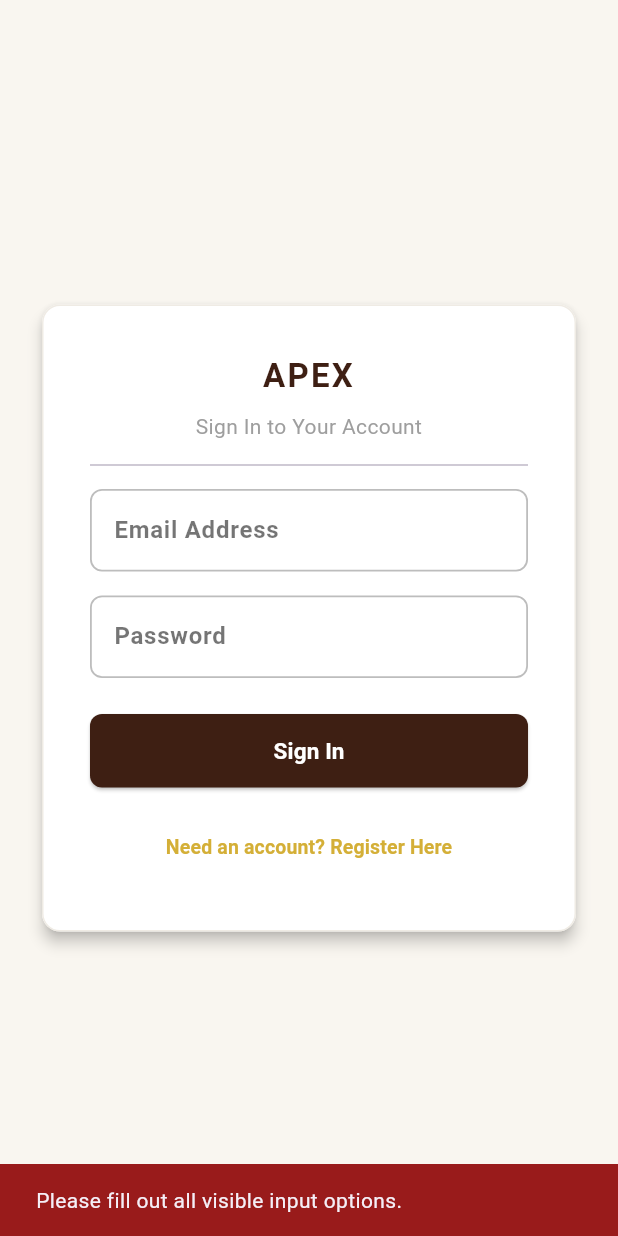
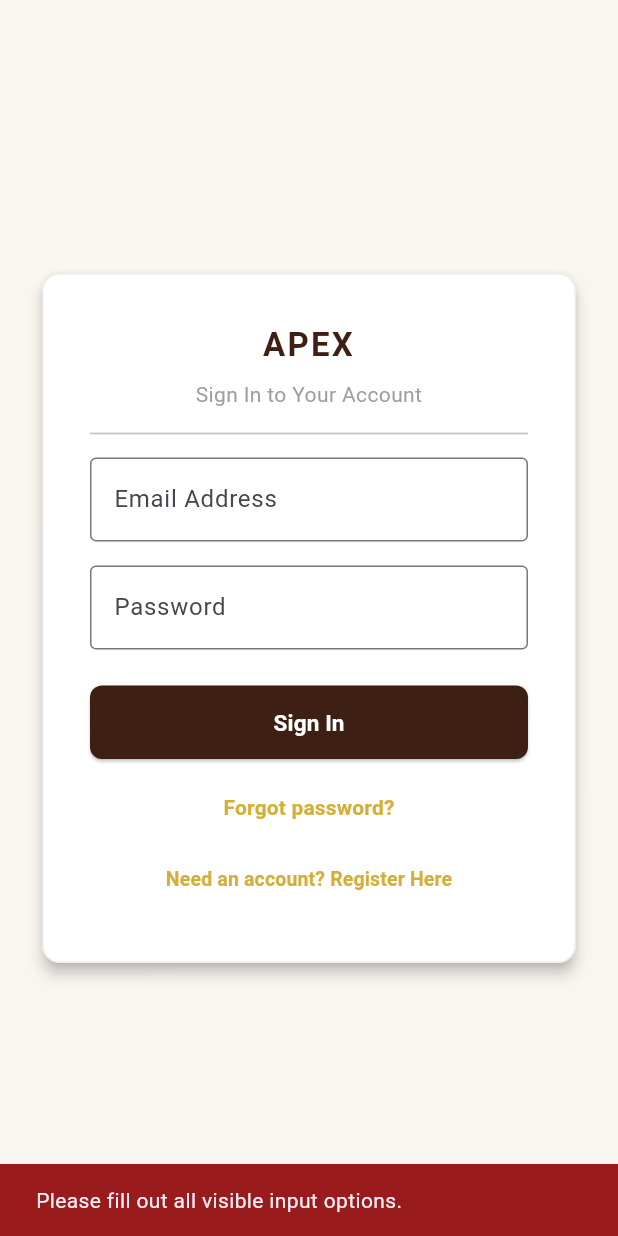
Before and after one commit to nicholaswittle/apex, a Flutter app: the screen it shows after launch, after a tap on "Sign In", on a phone screen of 412 x 824 dp. Run offline on Flutter 3.47's test engine with Material 3 defaults, Android fonts, the phone set to English and light mode, and no system bars; our stand-ins replace firebase_core, firebase_messaging, shared_preferences, supabase_flutter; missing offline and left inert: dart:html, flutter_stripe; accounts and stored records are empty; network calls fail.

Commit message:
Fix launch blockers: dates, RLS, auth, swaps, and billing
- Add shift_date/task_date columns and migrate app queries off day_num
- Harden Supabase RLS with org-scoped policies and owner-only writes
- Fix swap claims with claimed_by and correct approval assignment
- Load roles from profiles table; add owner bootstrap and invite signup
- Fix logout to call signOut; persist tutorial dismissal
- Protect subscription_status via RPCs instead of client updates
- Vendor wisense_ui locally and remove broken monorepo path deps

Co-authored-by: nicholas Ryan wittle <nicholaswittle@users.noreply.github.com>

```diff
--- a/lib/auth_page.dart
+++ b/lib/auth_page.dart
@@ -2,7 +2,9 @@ import 'package:flutter/material.dart';
 import 'package:supabase_flutter/supabase_flutter.dart';
 import 'package:apex/theme.dart';
 import 'core/push_notification_service.dart';
+import 'core/profile_service.dart';
 import 'calendar_page.dart';
+import 'setup_page.dart';
 
 class AuthPage extends StatefulWidget {
   const AuthPage({super.key});
@@ -15,30 +17,76 @@ class _AuthPageState extends State<AuthPage> {
   final _emailController = TextEditingController();
   final _passwordController = TextEditingController();
   final _nameController = TextEditingController();
+  final _inviteCodeController = TextEditingController();
 
   bool _isSignUp = false;
   bool _isLoading = false;
+  bool _needsOwnerSetup = false;
   final _supabase = Supabase.instance.client;
+
+  @override
+  void initState() {
+    super.initState();
+    _checkOwnerSetup();
+  }
+
+  Future<void> _checkOwnerSetup() async {
+    if (!mounted) return;
+    final hasOwner = await ProfileService.hasOwnerAccount();
+    if (!mounted) return;
+    setState(() => _needsOwnerSetup = !hasOwner);
+  }
 
   @override
   void dispose() {
     _emailController.dispose();
     _passwordController.dispose();
     _nameController.dispose();
+    _inviteCodeController.dispose();
     super.dispose();
   }
 
   void _showBanner(String msg, Color bg) {
-    ScaffoldMessenger.of(context).showSnackBar(SnackBar(content: Text(msg), backgroundColor: bg));
+    ScaffoldMessenger.of(context).showSnackBar(
+      SnackBar(content: Text(msg), backgroundColor: bg),
+    );
+  }
+
+  Future<void> _navigateToCalendar() async {
+    final profile = await ProfileService.loadCurrentProfile();
+    if (profile == null || !mounted) {
+      _showBanner('Profile not found. Contact your manager.', UniversalTheme.alertRed);
+      return;
+    }
+
+    await PushNotificationService.syncTokenForCurrentUser();
+    if (!mounted) return;
+
+    Navigator.pushReplacement(
+      context,
+      MaterialPageRoute(
+        builder: (context) => CalendarPage(
+          userEmail: profile.email,
+          userName: profile.name,
+          userRole: profile.role,
+        ),
+      ),
+    );
   }
 
   Future<void> _handleSubmit() async {
     final email = _emailController.text.trim();
     final password = _passwordController.text.trim();
     final name = _nameController.text.trim();
+    final inviteCode = _inviteCodeController.text.trim();
 
     if (email.isEmpty || password.isEmpty || (_isSignUp && name.isEmpty)) {
       _showBanner('Please fill out all visible input options.', UniversalTheme.alertRed);
+      return;
+    }
+
+    if (_isSignUp && !_needsOwnerSetup && inviteCode.isEmpty) {
+      _showBanner('Enter your organization invite code to register.', UniversalTheme.alertRed);
       return;
     }
 
@@ -46,60 +94,59 @@ class _AuthPageState extends State<AuthPage> {
 
     try {
       if (_isSignUp) {
-        final response = await _supabase.auth.signUp(
+        final metadata = <String, dynamic>{
+          'name': name,
+          if (_needsOwnerSetup) 'bootstrap_owner': true,
+          if (inviteCode.isNotEmpty) 'invite_code': inviteCode,
+        };
+
+        await _supabase.auth.signUp(
           email: email,
           password: password,
-          data: {
-            'name': name,
-            'role': 'Staff',
-          },
+          data: metadata,
         );
 
-        if (response.user != null) {
-          await _supabase.from('profiles').insert({
-            'id': response.user!.id,
-            'email': email,
-            'name': name,
-            'role': 'Staff',
-            'first_time_login': true,
-          });
-
-          _showBanner('Registration successful! Logging you in...', Colors.green);
-        }
+        _showBanner('Registration successful! Logging you in...', Colors.green);
       }
 
-      final authResponse = await _supabase.auth.signInWithPassword(
+      await _supabase.auth.signInWithPassword(
         email: email,
         password: password,
       );
 
-      if (authResponse.session != null && mounted) {
-        String finalName = authResponse.user!.userMetadata?['name'] ?? 'Team Member';
-        String finalRole = authResponse.user!.userMetadata?['role'] ?? 'Staff';
-
-        await PushNotificationService.syncTokenForCurrentUser();
-
-        if (!mounted) return;
-        Navigator.pushReplacement(
-          context,
-          MaterialPageRoute(
-            builder: (context) => CalendarPage(
-              userEmail: email,
-              userName: finalName,
-              userRole: finalRole,
-            ),
-          ),
-        );
-      }
+      await _navigateToCalendar();
     } catch (e) {
-      _showBanner('Authentication Error: $e', UniversalTheme.alertRed);
+      _showBanner('Authentication failed. Check your credentials and try again.', UniversalTheme.alertRed);
     } finally {
       if (mounted) setState(() => _isLoading = false);
     }
   }
 
+  Future<void> _handlePasswordReset() async {
+    final email = _emailController.text.trim();
+    if (email.isEmpty) {
+      _showBanner('Enter your email address first.', UniversalTheme.alertRed);
+      return;
+    }
+
+    try {
+      await _supabase.auth.resetPasswordForEmail(email);
+      _showBanner('Password reset email sent.', Colors.green);
+    } catch (_) {
+      _showBanner('Could not send reset email. Try again later.', UniversalTheme.alertRed);
+    }
+  }
+
   @override
   Widget build(BuildContext context) {
+    if (_needsOwnerSetup) {
+      return SetupPage(
+        onOwnerCreated: () {
+          setState(() => _needsOwnerSetup = false);
+        },
+      );
+    }
+
     return Scaffold(
       backgroundColor: const Color(0xFFF9F6F0),
       body: Center(
@@ -135,76 +182,42 @@ class _AuthPageState extends State<AuthPage> {
                     style: const TextStyle(fontSize: 14, color: Colors.grey),
                   ),
                   const Divider(height: 32, thickness: 1.2),
-
                   if (_isSignUp) ...[
                     TextField(
                       controller: _nameController,
-                      style: const TextStyle(color: Color(0xFF2D2D2D), fontSize: 15, fontWeight: FontWeight.w500),
-                      decoration: InputDecoration(
+                      decoration: const InputDecoration(
                         labelText: 'Your Name',
-                        labelStyle: const TextStyle(color: Colors.black54, fontWeight: FontWeight.w600),
-                        hintText: 'Enter your first name...',
-                        hintStyle: const TextStyle(color: Colors.black38),
-                        filled: true,
-                        fillColor: Colors.white,
-                        enabledBorder: OutlineInputBorder(
-                          borderSide: BorderSide(color: Colors.grey.shade400, width: 1.2),
-                          borderRadius: BorderRadius.circular(8),
-                        ),
-                        focusedBorder: OutlineInputBorder(
-                          borderSide: const BorderSide(color: Color(0xFFD4AF37), width: 2),
-                          borderRadius: BorderRadius.circular(8),
-                        ),
+                        border: OutlineInputBorder(),
+                      ),
+                    ),
+                    const SizedBox(height: 16),
+                    TextField(
+                      controller: _inviteCodeController,
+                      decoration: const InputDecoration(
+                        labelText: 'Organization Invite Code',
+                        hintText: 'Required for staff registration',
+                        border: OutlineInputBorder(),
                       ),
                     ),
                     const SizedBox(height: 16),
                   ],
-
                   TextField(
                     controller: _emailController,
-                    style: const TextStyle(color: Color(0xFF2D2D2D), fontSize: 15, fontWeight: FontWeight.w500),
-                    decoration: InputDecoration(
+                    decoration: const InputDecoration(
                       labelText: 'Email Address',
-                      labelStyle: const TextStyle(color: Colors.black54, fontWeight: FontWeight.w600),
-                      hintText: 'username@example.com',
-                      hintStyle: const TextStyle(color: Colors.black38),
-                      filled: true,
-                      fillColor: Colors.white,
-                      enabledBorder: OutlineInputBorder(
-                        borderSide: BorderSide(color: Colors.grey.shade400, width: 1.2),
-                        borderRadius: BorderRadius.circular(8),
-                      ),
-                      focusedBorder: OutlineInputBorder(
-                        borderSide: const BorderSide(color: Color(0xFFD4AF37), width: 2),
-                        borderRadius: BorderRadius.circular(8),
-                      ),
+                      border: OutlineInputBorder(),
                     ),
                   ),
                   const SizedBox(height: 16),
-
                   TextField(
                     controller: _passwordController,
                     obscureText: true,
-                    style: const TextStyle(color: Color(0xFF2D2D2D), fontSize: 15, fontWeight: FontWeight.w500),
-                    decoration: InputDecoration(
+                    decoration: const InputDecoration(
                       labelText: 'Password',
-                      labelStyle: const TextStyle(color: Colors.black54, fontWeight: FontWeight.w600),
-                      hintText: 'Enter your password...',
-                      hintStyle: const TextStyle(color: Colors.black38),
-                      filled: true,
-                      fillColor: Colors.white,
-                      enabledBorder: OutlineInputBorder(
-                        borderSide: BorderSide(color: Colors.grey.shade400, width: 1.2),
-                        borderRadius: BorderRadius.circular(8),
-                      ),
-                      focusedBorder: OutlineInputBorder(
-                        borderSide: const BorderSide(color: Color(0xFFD4AF37), width: 2),
-                        borderRadius: BorderRadius.circular(8),
-                      ),
+                      border: OutlineInputBorder(),
                     ),
                   ),
                   const SizedBox(height: 24),
-
                   ElevatedButton(
                     onPressed: _isLoading ? null : _handleSubmit,
                     style: ElevatedButton.styleFrom(
@@ -213,11 +226,29 @@ class _AuthPageState extends State<AuthPage> {
                       shape: RoundedRectangleBorder(borderRadius: BorderRadius.circular(8)),
                     ),
                     child: _isLoading
-                        ? const SizedBox(height: 20, width: 20, child: CircularProgressIndicator(color: Colors.white, strokeWidth: 2))
-                        : const Text('Sign In', style: TextStyle(color: Colors.white, fontWeight: FontWeight.bold, fontSize: 15)),
+                        ? const SizedBox(
+                            height: 20,
+                            width: 20,
+                            child: CircularProgressIndicator(color: Colors.white, strokeWidth: 2),
+                          )
+                        : Text(
+                            _isSignUp ? 'Create Account' : 'Sign In',
+                            style: const TextStyle(
+                              color: Colors.white,
+                              fontWeight: FontWeight.bold,
+                              fontSize: 15,
+                            ),
+                          ),
                   ),
-                  const SizedBox(height: 16),
-
+                  const SizedBox(height: 8),
+                  if (!_isSignUp)
+                    TextButton(
+                      onPressed: _handlePasswordReset,
+                      child: const Text(
+                        'Forgot password?',
+                        style: TextStyle(color: Color(0xFFD4AF37), fontWeight: FontWeight.w600),
+                      ),
+                    ),
                   TextButton(
                     onPressed: () => setState(() => _isSignUp = !_isSignUp),
                     child: Text(
--- /dev/null
+++ b/lib/core/profile_service.dart
@@ -0,0 +1,29 @@
+import 'package:supabase_flutter/supabase_flutter.dart';
+
+class ProfileService {
+  static final _client = Supabase.instance.client;
+
+  static Future<({String email, String name, String role})?> loadCurrentProfile() async {
+    final userId = _client.auth.currentUser?.id;
+    if (userId == null) return null;
+
+    final data = await _client
+        .from('profiles')
+        .select('email, name, role')
+        .eq('id', userId)
+        .maybeSingle();
+
+    if (data == null) return null;
+
+    return (
+      email: data['email'] as String? ?? _client.auth.currentUser?.email ?? '',
+      name: data['name'] as String? ?? 'Team Member',
+      role: data['role'] as String? ?? 'Staff',
+    );
+  }
+
+  static Future<bool> hasOwnerAccount() async {
+    final result = await _client.rpc('apex_has_owner');
+    return result == true;
+  }
+}
--- a/lib/main.dart
+++ b/lib/main.dart
@@ -1,10 +1,11 @@
 import 'package:flutter/material.dart';
 import 'package:supabase_flutter/supabase_flutter.dart';
 import 'package:flutter_stripe/flutter_stripe.dart';
+import 'auth_page.dart';
 import 'calendar_page.dart';
-import 'auth_page.dart';
 import 'core/app_config.dart';
 import 'core/firebase_bootstrap.dart';
+import 'core/profile_service.dart';
 
 void main() async {
   WidgetsFlutterBinding.ensureInitialized();
@@ -26,46 +27,73 @@ void main() async {
 
   await FirebaseBootstrap.initialize();
 
-  final session = AppConfig.hasSupabase
-      ? Supabase.instance.client.auth.currentSession
-      : null;
-
-  runApp(MyApp(initialSession: session));
+  runApp(const MyApp());
 }
 
 class MyApp extends StatelessWidget {
-  final Session? initialSession;
-  const MyApp({super.key, this.initialSession});
+  const MyApp({super.key});
 
   @override
   Widget build(BuildContext context) {
-    String email = '';
-    String name = 'Team Member';
-    String role = 'Staff';
-
-    if (initialSession != null) {
-      email = initialSession!.user.email ?? '';
-      final meta = initialSession!.user.userMetadata;
-      if (meta != null) {
-        name = meta['userName'] ?? meta['name'] ?? meta['display_name'] ?? 'Team Member';
-        role = meta['userRole'] ?? meta['role'] ?? 'Staff';
-      }
-    }
-
     return MaterialApp(
       title: 'Apex',
       debugShowCheckedModeBanner: false,
       theme: ThemeData(
         brightness: Brightness.light,
-        scaffoldBackgroundColor: const Color(0xFFF9F6F0), // Matches your light card background style
+        scaffoldBackgroundColor: const Color(0xFFF9F6F0),
       ),
-      home: initialSession != null
-          ? CalendarPage(
-              userEmail: email,
-              userName: name,
-              userRole: role,
-            )
-          : const AuthPage(),
+      home: const _AuthGate(),
     );
   }
 }
+
+class _AuthGate extends StatefulWidget {
+  const _AuthGate();
+
+  @override
+  State<_AuthGate> createState() => _AuthGateState();
+}
+
+class _AuthGateState extends State<_AuthGate> {
+  @override
+  void initState() {
+    super.initState();
+    Supabase.instance.client.auth.onAuthStateChange.listen((_) {
+      if (mounted) setState(() {});
+    });
+  }
+
+  @override
+  Widget build(BuildContext context) {
+    if (!AppConfig.hasSupabase) {
+      return const AuthPage();
+    }
+
+    final session = Supabase.instance.client.auth.currentSession;
+    if (session == null) {
+      return const AuthPage();
+    }
+
+    return FutureBuilder(
+      future: ProfileService.loadCurrentProfile(),
+      builder: (context, snapshot) {
+        if (snapshot.connectionState != ConnectionState.done) {
+          return const Scaffold(
+            body: Center(child: CircularProgressIndicator()),
+          );
+        }
+
+        final profile = snapshot.data;
+        if (profile == null) {
+          return const AuthPage();
+        }
+
+        return CalendarPage(
+          userEmail: profile.email,
+          userName: profile.name,
+          userRole: profile.role,
+        );
+      },
+    );
+  }
+}
--- /dev/null
+++ b/packages/wisense_ui/lib/wisense_ui.dart
@@ -0,0 +1,4 @@
+library wisense_ui;
+
+export 'src/spacing.dart';
+export 'src/loading_indicator.dart';
--- a/pubspec.yaml
+++ b/pubspec.yaml
@@ -14,10 +14,9 @@ dependencies:
 
   supabase_flutter: ^2.0.0
   flutter_stripe: ^10.1.1
-  wisense_core:
-    path: ../../../packages/wisense_core
+  shared_preferences: ^2.5.3
   wisense_ui:
-    path: ../../../packages/wisense_ui
+    path: packages/wisense_ui
 
 dev_dependencies:
   flutter_test:
```
Also changed, not shown: lib/billing_page.dart (+6 -19 lines), lib/calendar_page.dart (+105 -34 lines), lib/setup_page.dart (+53 -42 lines), lib/widgets/shift_calendar_grid.dart (+11 -7 lines), packages/wisense_ui/lib/src/loading_indicator.dart (added, +24 -0 lines), packages/wisense_ui/lib/src/spacing.dart (added, +8 -0 lines), packages/wisense_ui/pubspec.yaml (added, +11 -0 lines), 2 other files.
